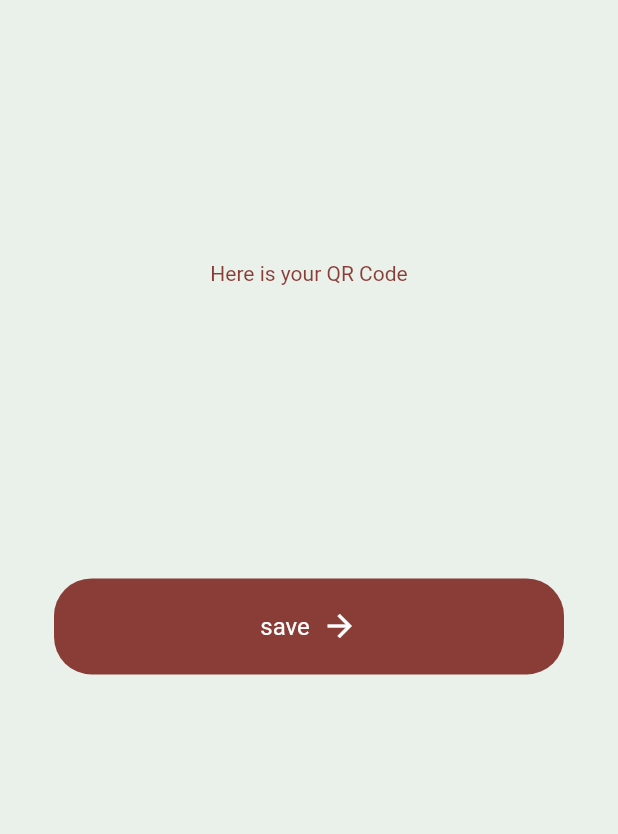
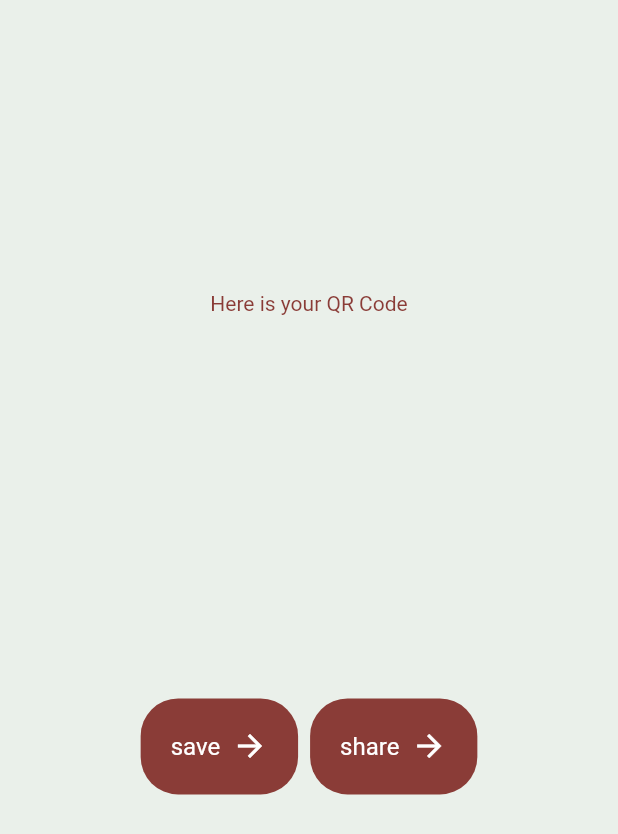
Before and after one commit to ArdaFA/qr_generator, a Flutter app: the DisplayQR screen opened by its route, on a phone screen of 412 x 824 dp. Shown: the top 834 px of the screen. Run offline on Flutter 3.47's test engine with Material 2 defaults, Android fonts, the phone set to English and light mode, and no system bars; our stand-ins replace qr_flutter.

Commit message:
added share button

```diff
--- a/lib/pages/display_qr.dart
+++ b/lib/pages/display_qr.dart
@@ -21,7 +21,7 @@ class _DisplayQRState extends State<DisplayQR> {
       // No appBar property here, removing it
       backgroundColor: backgroundColor, // solid color for the background
       body: Padding(
-        padding: const EdgeInsets.fromLTRB(24, 120, 24, 320),
+        padding: const EdgeInsets.fromLTRB(24, 120, 24, 220),
         child: Column(
           mainAxisAlignment: MainAxisAlignment.spaceEvenly,
           crossAxisAlignment: CrossAxisAlignment.center,
@@ -54,14 +54,26 @@ class _DisplayQRState extends State<DisplayQR> {
             const SizedBox(height: 8,),
 
             // button to save it
-            Padding(
-              padding: const EdgeInsets.symmetric(horizontal: 12.0),
-              child: MyButton(
-                text: "save",
-                onTap: () {
-                  // Action when the button is tapped
-                },
-              ),
+            Row(
+              mainAxisAlignment: MainAxisAlignment.center,
+              crossAxisAlignment: CrossAxisAlignment.center,
+              children: [
+                MyButton(
+                  text: "save",
+                  onTap: () {
+                    // Action when the button is tapped
+                  },
+                ),
+
+                const SizedBox(width: 8,),
+
+                MyButton(
+                  text: "share",
+                  onTap: () {
+                    // Action when the button is tapped
+                  },
+                ),
+              ],
             ),
           ],
         ),
```
